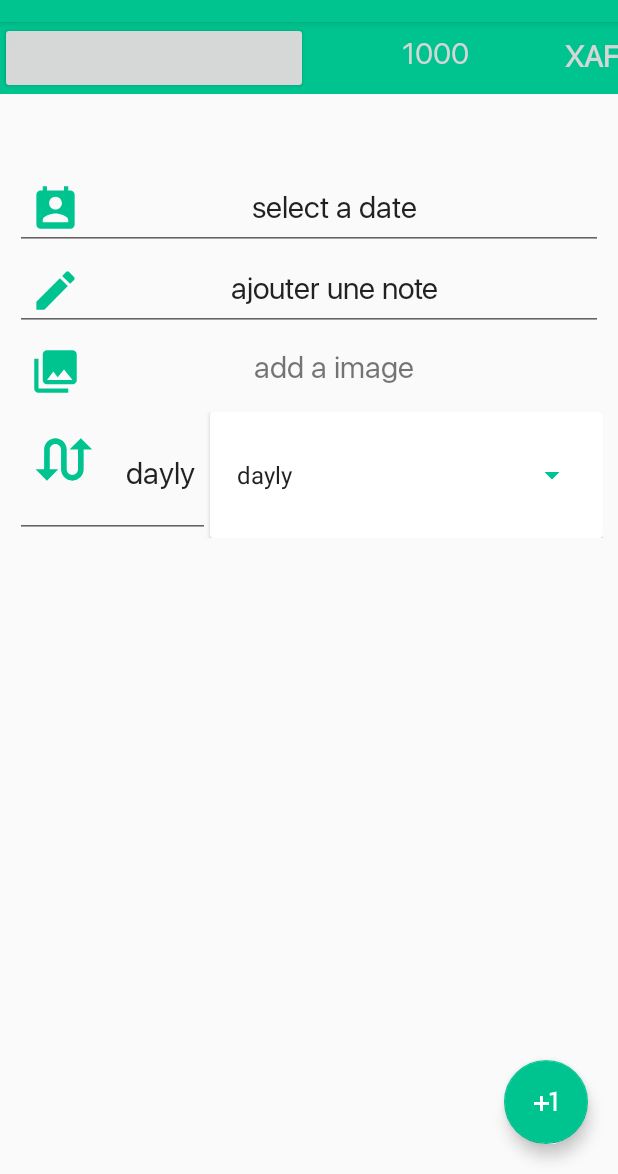
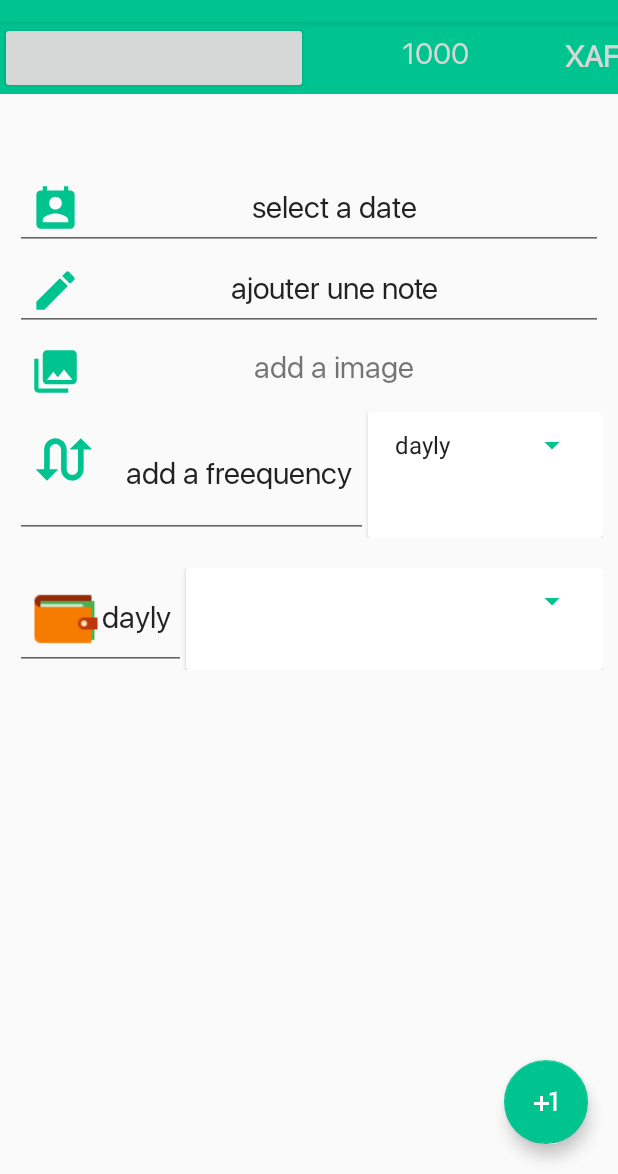
Before and after one commit to landryfomena/kolatest, an Android app: the Depense screen opened directly, with no data from a screen before it, on a phone screen of 412 x 824 dp, the part 62-1236 px from its top. Run offline under Robolectric (Android 15) with nearby library versions, the phone set to English and light mode, and no system bars; our stand-ins replace Firebase (no records; nobody signed in at launch, a user with empty details on screens opened directly); libraries missing offline, so code that uses them is left out: com.nightonke.boommenu; plain views replace BoomMenuButton; 3 statements that could not run were skipped.

Commit message:
adding select wallet activity

```diff
--- a/app/src/main/AndroidManifest.xml
+++ b/app/src/main/AndroidManifest.xml
@@ -9,7 +9,9 @@
         android:roundIcon="@drawable/logo"
         android:supportsRtl="true"
         android:theme="@style/AppTheme">
-        <activity android:name=".activities.TransactionDetailsActivity"></activity>
+        <activity android:name=".activities.SelectWalletActivity"></activity>
+        <activity android:name=".SelectAwallet" />
+        <activity android:name=".activities.TransactionDetailsActivity" />
         <activity android:name=".activities.Depenses" />
         <activity android:name=".ui.home.Transactions" />
         <activity android:name=".activities.LoginActivity" />
--- a/app/src/main/java/com/example/kolatest/activities/Depense.kt
+++ b/app/src/main/java/com/example/kolatest/activities/Depense.kt
@@ -1,6 +1,7 @@
 package com.example.kolatest.activities
 
 import android.app.DatePickerDialog
+import android.content.ContentValues
 import android.content.Intent
 import android.os.Bundle
 import android.util.Log
@@ -9,7 +10,9 @@
 import androidx.appcompat.app.AppCompatActivity
 import com.example.kolatest.Acceuil
 import com.example.kolatest.R
+import com.example.kolatest.model.DataModel
 import com.example.kolatest.model.TransactionModel
+import com.example.kolatest.model.WalletModel
 import com.google.android.material.floatingactionbutton.FloatingActionButton
 import com.google.firebase.firestore.FirebaseFirestore
 import com.nightonke.boommenu.BoomButtons.BoomButton
@@ -18,6 +21,11 @@
 import com.nightonke.boommenu.OnBoomListener
 import kotlinx.android.synthetic.main.activity_depense.*
 import java.util.*
+import kotlin.collections.ArrayList
+import android.widget.ArrayAdapter
+
+
+
 
 
 class Depense : AppCompatActivity(), AdapterView.OnItemSelectedListener {
@@ -25,9 +33,11 @@
 
     var bmb: BoomMenuButton? = null
     var rating: Spinner? = null
+    var wallets: Spinner? = null
     var price: TextView? = null
     var note: EditText? = null
     var image: TextView? = null
+    var country = ArrayList<String>()
     var send: FloatingActionButton? = null
     var date: EditText? = null
     var ratingTxt: EditText? = null
@@ -43,13 +53,17 @@
         //Binding with xml
         bmb = findViewById(R.id.bmb)
         rating = findViewById(R.id.frequency)
+
         rating!!.onItemSelectedListener = this
+
+
         price = findViewById(R.id.amount)
         note = findViewById(R.id.noteTXT)
         image = findViewById(R.id.selectImage)
         send = findViewById(R.id.sendTransaction)
         date = findViewById(R.id.dateTXT)
         ratingTxt = findViewById(R.id.frequencyTXt)
+        wallets = findViewById(R.id.WalletIdSpinner)
         var images = arrayListOf<Int>()
         images.add(R.drawable.gender_neutral_user_filled_24px)
         images.add(R.drawable.home_page_24px)
@@ -60,6 +74,7 @@
         images.add(R.drawable.subway_24px)
         images.add(R.drawable.subway_filled_24px)
         images.add(R.drawable.theatre_mask_24px)
+
 
         for (i in 0 until bmb!!.getPiecePlaceEnum().pieceNumber()) {
             val builder = TextOutsideCircleButton.Builder()
@@ -117,6 +132,7 @@
             // Apply the adapter to the spinner
             rating!!.adapter = adapter
         }
+        getAllWallets()
 
         //date picker
         date!!.setOnClickListener(View.OnClickListener {
@@ -164,7 +180,15 @@
     override fun onItemSelected(parent: AdapterView<*>, view: View, position: Int, id: Long) {
         // On selecting a spinner item
         val item = parent.getItemAtPosition(position).toString()
-        ratingTxt!!.setText(item)
+
+        if(view==rating){
+            ratingTxt!!.setText(item)
+        }else{
+            var wallet:TextView?=null
+            wallet = findViewById(R.id.walletIdText)
+            wallet.text= item
+        }
+
 
         // Showing selected spinner item
         Toast.makeText(parent.context, "Selected: $item", Toast.LENGTH_LONG).show()
@@ -248,5 +272,38 @@
 
     }
 
+    open fun getAllWallets() {
+        val wallets = ArrayList<WalletModel>()
+        var totalAmount: Double = 0.0
+        db.collection("wallets")
+            .get()
+            .addOnSuccessListener { result ->
+                for (document in result) {
+                    var wallet = document.toObject(WalletModel::class.java)
+                    wallet.id = document.id
+                    wallets.add(wallet)
+
+                    for (wallet in wallets) {
+                        country.add(wallet.walletName!!)
+                    }
+
+                    //Creating the ArrayAdapter instance having the country list
+                    val aa = ArrayAdapter(this, android.R.layout.simple_spinner_item, country)
+                    aa.setDropDownViewResource(android.R.layout.simple_spinner_dropdown_item)
+                    //Setting the ArrayAdapter data on the Spinner
+                    this.wallets!!.setAdapter(aa)
+
+                    Log.e("data model", "" + wallet.toString())
+
+                }
+
+                Log.e("taille des elements", "" + wallets.size)
+
+            }
+            .addOnFailureListener { exception ->
+                Log.w(ContentValues.TAG, "Error getting documents.", exception)
+            }
+    }
+
 
 }
--- a/app/src/main/res/layout/activity_depense.xml
+++ b/app/src/main/res/layout/activity_depense.xml
@@ -173,9 +173,55 @@
                 android:id="@+id/frequency"
                 android:layout_margin="@dimen/dimen10_dp"
                 android:backgroundTint="@color/colorPrimary"
-                android:layout_height="match_parent">
+                android:layout_height="wrap_content">
             </Spinner>
         </androidx.cardview.widget.CardView>
+
+
+
+    </LinearLayout>
+    <LinearLayout
+        android:layout_width="match_parent"
+        android:orientation="horizontal"
+        android:paddingBottom="@dimen/dimen10_dp"
+        android:paddingTop="@dimen/dimen10_dp"
+        android:layout_marginTop="@dimen/dimen10_dp"
+        android:paddingLeft="@dimen/dimen10_dp"
+        android:paddingRight="@dimen/dimen10_dp"
+        android:id="@+id/walletIdLayout"
+        android:gravity="center_vertical"
+        android:weightSum="4"
+        android:layout_height="wrap_content"
+        app:layout_constraintTop_toBottomOf="@+id/reapeat"
+
+        >
+
+        <EditText
+
+            android:layout_width="wrap_content"
+            android:layout_height="wrap_content"
+            android:text="@string/choose_wallet"
+            android:id="@+id/walletIdText"
+            android:drawableStart="@drawable/iconswallet"
+            android:padding="@dimen/dimen10_dp"
+            android:textAlignment="center"
+            android:fontFamily="@font/sfregular"
+            android:textSize="@dimen/textSize"
+            >
+
+        </EditText>
+        <androidx.cardview.widget.CardView
+            android:layout_width="match_parent"
+            android:layout_height="match_parent">
+            <Spinner
+                android:layout_width="match_parent"
+                android:id="@+id/WalletIdSpinner"
+                android:layout_margin="@dimen/dimen10_dp"
+                android:backgroundTint="@color/colorPrimary"
+                android:layout_height="wrap_content">
+            </Spinner>
+        </androidx.cardview.widget.CardView>
+
 
 
     </LinearLayout>
--- a/app/src/main/res/values/strings.xml
+++ b/app/src/main/res/values/strings.xml
@@ -42,6 +42,7 @@
     <string name="transaction_created">transaction perfectly creared</string>
     <string name="transaction_amount">1000</string>
     <string name="date">11/11/2011</string>
+    <string name="choose_wallet">choose a wallet</string>
 
     <string-array name="country_arrays">
         <item>dayly</item>
```
Also changed, not shown: app/src/main/java/com/example/kolatest/SelectAwallet.kt (added, +12 -0 lines), app/src/main/java/com/example/kolatest/activities/SelectWalletActivity.kt (added, +13 -0 lines), app/src/main/res/layout/activity_select_awallet.xml (added, +9 -0 lines), app/src/main/res/layout/activity_select_wallet.xml (added, +9 -0 lines).
